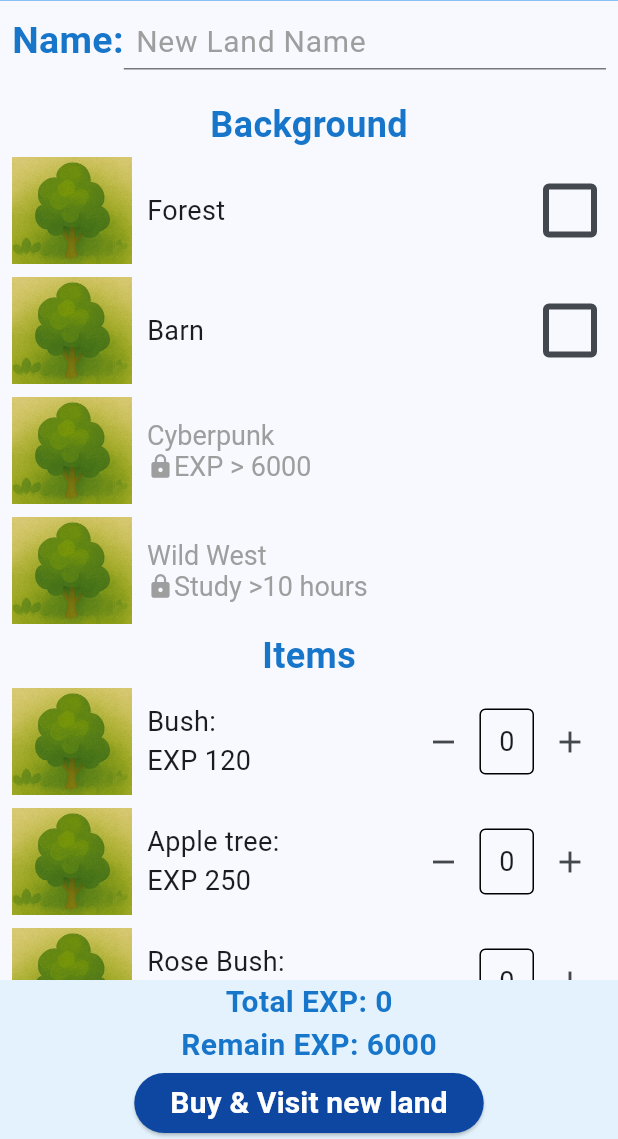
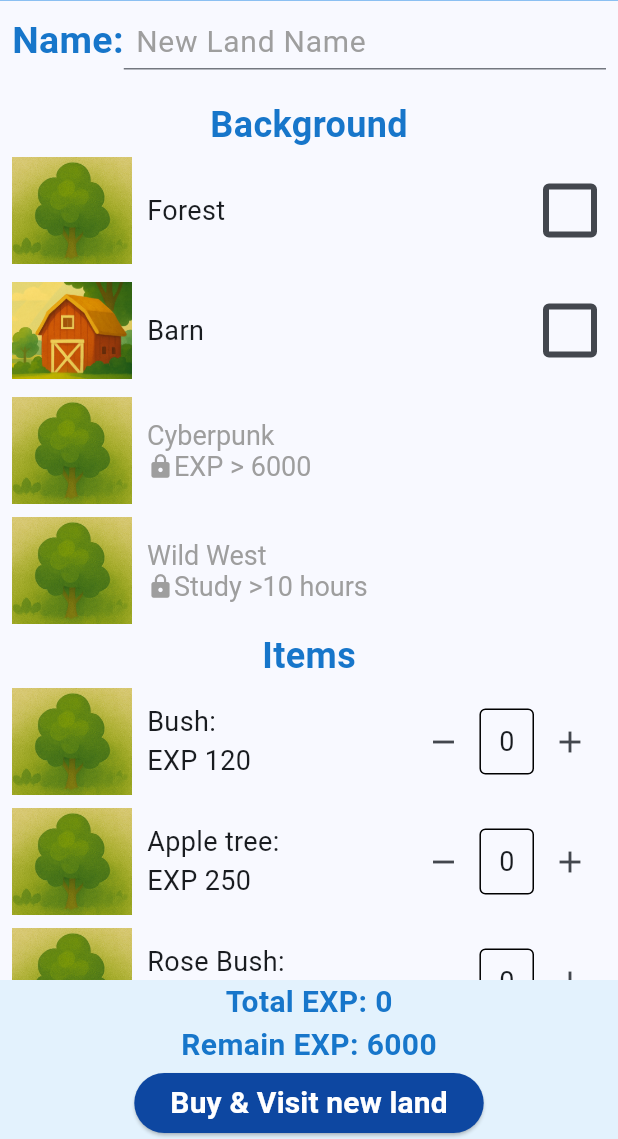
Before and after one commit to Crystal511123/StudyBuddy, a Flutter app: the NewAreaPage screen opened directly, on a phone screen of 412 x 824 dp, the part 97-1236 px from its top. Run offline on Flutter 3.47's test engine with Material 3 defaults, Android fonts, the phone set to English and light mode, and no system bars.

Commit message:
barn image

```diff
--- a/lib/main.dart
+++ b/lib/main.dart
@@ -333,7 +333,7 @@ class _MyHomePageState extends State<MyHomePage> {
                 child: Provider.of<SharedState>(context).isUnlocked
                 ?ClipRRect(
                   borderRadius: BorderRadius.circular(30),
-                  child: Image.asset('image/forest.png', scale: 3.0),
+                  child: Image.asset('image/barn.png', scale: 3.0),
                 )
                 :Column(
                   //mainAxisSize: MainAxisSize.min,
--- a/lib/set_new_area.dart
+++ b/lib/set_new_area.dart
@@ -167,7 +167,7 @@ class _NewAreaPageState extends State<NewAreaPage> {
                     crossAxisAlignment: CrossAxisAlignment.center,
                     children: [
                       Image.asset(
-                        'image/forest.png',
+                        'image/barn.png',
                         scale: 3.0,
                         width: 80, // Adjust the width of the image
                         height: 80, // Adjust the height of the image
--- a/pubspec.yaml
+++ b/pubspec.yaml
@@ -61,6 +61,7 @@ flutter:
   # To add assets to your application, add an assets section, like this:
   assets:
     - image/forest.png
+    - image/barn.png
 
   # An image asset can refer to one or more resolution-specific "variants", see
   # https://flutter.dev/to/resolution-aware-images
```
Also changed, not shown: image/barn.png (added).
